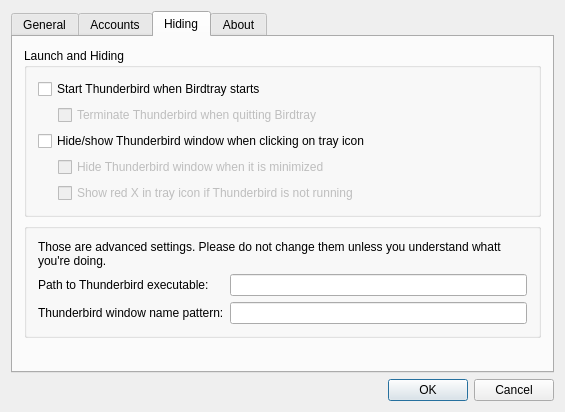
Qt form src/dialogsettings.ui (gyunaev/birdtray) before a commit.
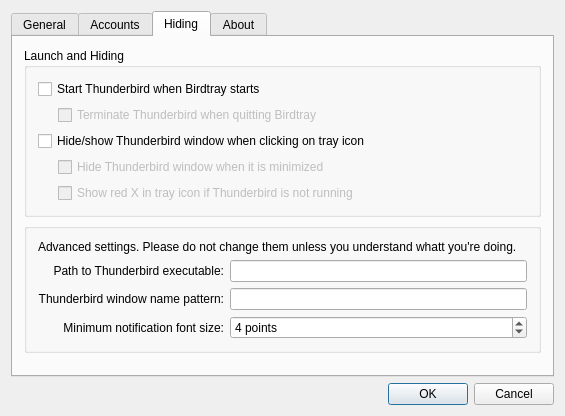
The same form after that commit. Icons and pictures are not drawn. Custom widgets are drawn as their Qt base class.

Commit message: Added an option to set the font minimum height, and switched optimal font lookup algorithm to binary search instead of linear. Fixed #10.

What changed in the file:
```diff
--- a/src/dialogsettings.ui
+++ b/src/dialogsettings.ui
@@ -7,7 +7,7 @@
     <x>0</x>
     <y>0</y>
     <width>556</width>
-    <height>412</height>
+    <height>416</height>
    </rect>
   </property>
   <property name="windowTitle">
@@ -419,7 +419,7 @@
           <item row="0" column="0" colspan="2">
            <widget class="QLabel" name="label_6">
             <property name="text">
-             <string>Those are advanced settings. Please do not change them unless you understand whatt you're doing.</string>
+             <string>Advanced settings. Please do not change them unless you understand whatt you're doing.</string>
             </property>
             <property name="wordWrap">
              <bool>true</bool>
@@ -431,6 +431,9 @@
             <property name="text">
              <string>Path to Thunderbird executable:</string>
             </property>
+            <property name="alignment">
+             <set>Qt::AlignRight|Qt::AlignTrailing|Qt::AlignVCenter</set>
+            </property>
            </widget>
           </item>
           <item row="1" column="1">
@@ -441,11 +444,40 @@
             <property name="text">
              <string>Thunderbird window name pattern:</string>
             </property>
+            <property name="alignment">
+             <set>Qt::AlignRight|Qt::AlignTrailing|Qt::AlignVCenter</set>
+            </property>
            </widget>
           </item>
           <item row="2" column="1">
            <widget class="QLineEdit" name="leThunderbirdWindowMatch"/>
           </item>
+          <item row="3" column="0">
+           <widget class="QLabel" name="label_11">
+            <property name="text">
+             <string>Minimum notification font size:</string>
+            </property>
+            <property name="alignment">
+             <set>Qt::AlignRight|Qt::AlignTrailing|Qt::AlignVCenter</set>
+            </property>
+           </widget>
+          </item>
+          <item row="3" column="1">
+           <widget class="QSpinBox" name="spinMinimumFontSize">
+            <property name="suffix">
+             <string> points</string>
+            </property>
+            <property name="minimum">
+             <number>1</number>
+            </property>
+            <property name="maximum">
+             <number>512</number>
+            </property>
+            <property name="value">
+             <number>4</number>
+            </property>
+           </widget>
+          </item>
          </layout>
         </widget>
        </item>
```
The commit also changes 4 other files.
